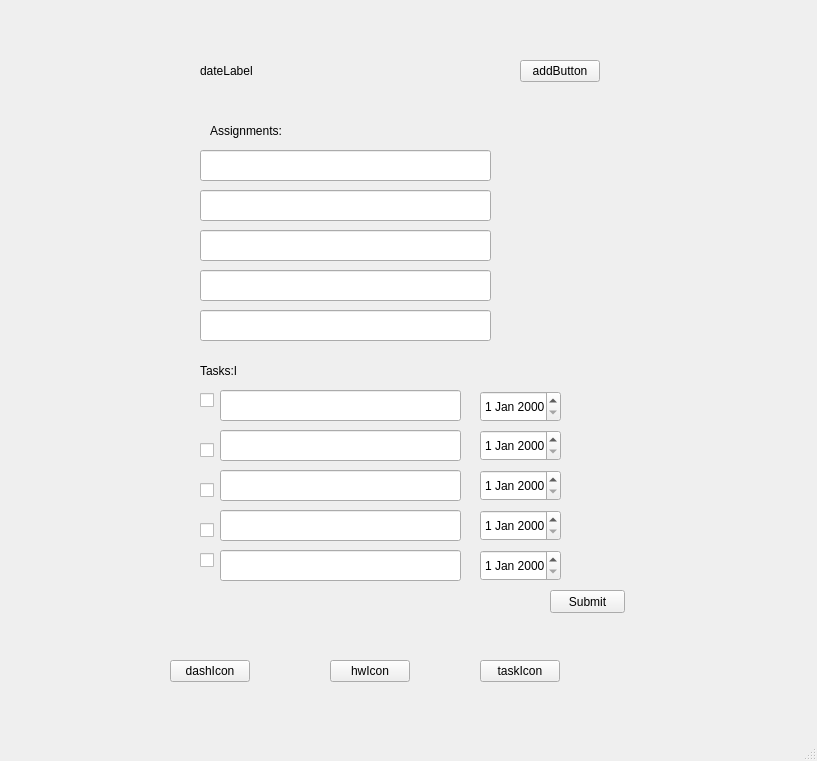
The window that mainwindow.ui (blakefuller/TaskPlanner) describes before a commit, drawn with Qt 5.
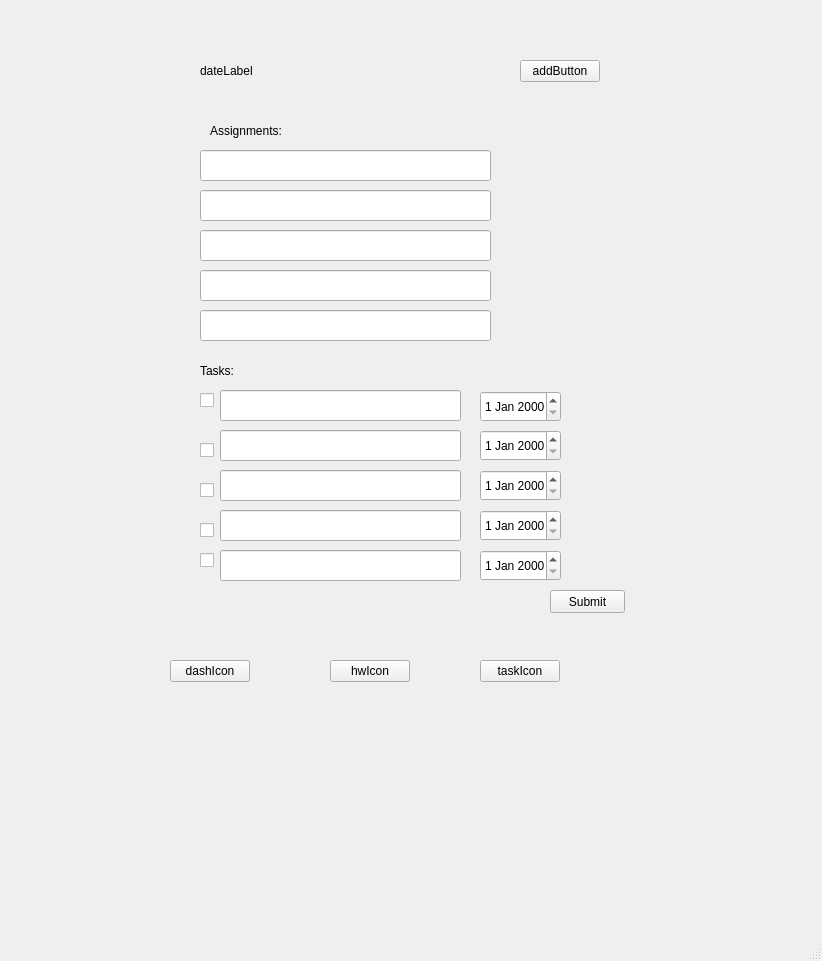
The same window after the commit.

Diff of the .ui file:
```diff
--- a/mainwindow.ui
+++ b/mainwindow.ui
@@ -6,8 +6,8 @@
    <rect>
     <x>0</x>
     <y>0</y>
-    <width>817</width>
-    <height>761</height>
+    <width>822</width>
+    <height>961</height>
    </rect>
   </property>
   <property name="windowTitle">
@@ -71,12 +71,12 @@
        <rect>
         <x>20</x>
         <y>340</y>
-        <width>61</width>
+        <width>51</width>
         <height>21</height>
        </rect>
       </property>
       <property name="text">
-       <string>Tasks:l</string>
+       <string>Tasks:</string>
       </property>
      </widget>
      <widget class="QLineEdit" name="hwLine1">
```
Left out of the diff: 4 changed lines with no effect on the pictures.
